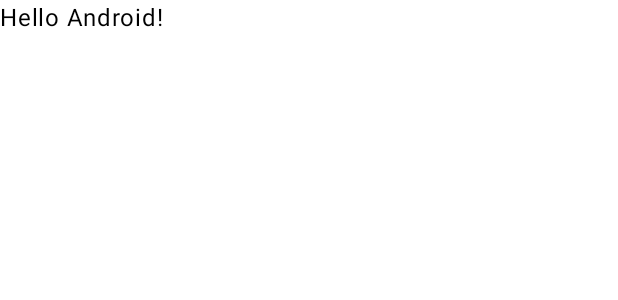
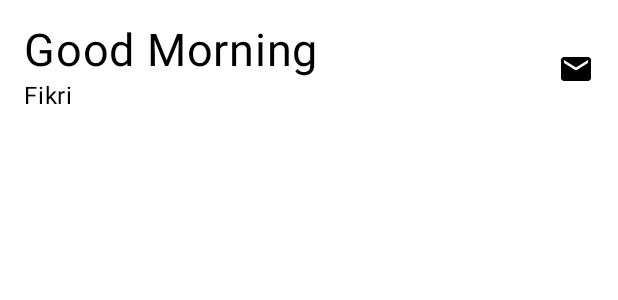
Before and after one commit to andiyulistyo/Belajar-Compose, an Android app built with Jetpack Compose: the @Preview function DefaultPreview, on a phone screen of 412 x 824 dp. Shown: the top 300 px of the screen. Run offline under Robolectric (Android 15) with nearby library versions, the phone set to English and light mode, and no system bars.

Commit message:
tambah compasable

```diff
--- a/app/src/main/AndroidManifest.xml
+++ b/app/src/main/AndroidManifest.xml
@@ -1,6 +1,6 @@
 <?xml version="1.0" encoding="utf-8"?>
 <manifest xmlns:android="http://schemas.android.com/apk/res/android"
-    xmlns:tools="http://schemas.android.com/tools">
+    xmlns:tools="http://schemas.android.com/tools" >
 
     <application
         android:allowBackup="true"
@@ -11,12 +11,12 @@
         android:roundIcon="@mipmap/ic_launcher_round"
         android:supportsRtl="true"
         android:theme="@style/Theme.BelajarCompose"
-        tools:targetApi="31">
+        tools:targetApi="31" >
         <activity
             android:name=".MainActivity"
             android:exported="true"
             android:label="@string/app_name"
-            android:theme="@style/Theme.BelajarCompose">
+            android:theme="@style/Theme.BelajarCompose" >
             <intent-filter>
                 <action android:name="android.intent.action.MAIN" />
 
--- a/app/src/main/java/com/qxy/belajarcompose/MainActivity.kt
+++ b/app/src/main/java/com/qxy/belajarcompose/MainActivity.kt
@@ -3,16 +3,23 @@ package com.qxy.belajarcompose
 import android.os.Bundle
 import androidx.activity.ComponentActivity
 import androidx.activity.compose.setContent
-import androidx.compose.foundation.layout.fillMaxSize
-import androidx.compose.material3.MaterialTheme
-import androidx.compose.material3.Surface
-import androidx.compose.material3.Text
+import androidx.compose.foundation.Image
+import androidx.compose.foundation.layout.*
+import androidx.compose.material.icons.Icons
+import androidx.compose.material.icons.filled.Email
+import androidx.compose.material3.*
 import androidx.compose.runtime.Composable
+import androidx.compose.ui.Alignment
 import androidx.compose.ui.Modifier
+import androidx.compose.ui.layout.ContentScale
+import androidx.compose.ui.res.painterResource
 import androidx.compose.ui.tooling.preview.Preview
+import androidx.compose.ui.unit.dp
+import androidx.compose.ui.unit.sp
 import com.qxy.belajarcompose.ui.theme.BelajarComposeTheme
 
 class MainActivity : ComponentActivity() {
+    @OptIn(ExperimentalMaterial3Api::class)
     override fun onCreate(savedInstanceState: Bundle?) {
         super.onCreate(savedInstanceState)
         setContent {
@@ -22,7 +29,12 @@ class MainActivity : ComponentActivity() {
                     modifier = Modifier.fillMaxSize(),
                     color = MaterialTheme.colorScheme.background
                 ) {
-                    Greeting("Android")
+                    Column {
+                        Greeting()
+                        ImageSlide()
+                        ImageSlide()
+                        ImageSlide()
+                    }
                 }
             }
         }
@@ -30,14 +42,57 @@ class MainActivity : ComponentActivity() {
 }
 
 @Composable
-fun Greeting(name: String) {
-    Text(text = "Hello $name!")
+fun ImageSlide() {
+    Box(
+        modifier = Modifier.padding(top = 8.dp)
+    ) {
+        Image(
+            painterResource(id = R.drawable.coffee),
+            modifier = Modifier
+                .fillMaxWidth()
+                .height(200.dp),
+            contentScale = ContentScale.Crop,
+            contentDescription = null
+        )
+        Column(
+            modifier = Modifier.padding(top = 20.dp, start = 15.dp)
+        ) {
+            Text(text = "Share Happiness", fontSize = 20.sp)
+            Text(text = "Buy One Get 1", fontSize = 16.sp)
+        }
+    }
+}
+
+@Composable
+fun Greeting() {
+    Row(
+        modifier = Modifier
+            .fillMaxWidth()
+            .padding(all = 16.dp),
+        horizontalArrangement = Arrangement.SpaceBetween,
+        verticalAlignment = Alignment.CenterVertically
+    ) {
+        Column() {
+            Text(
+                text = "Good Morning",
+                fontSize = 30.sp
+            )
+            Text(text = "Fikri")
+        }
+        Icon(Icons.Default.Email, contentDescription = "")
+    }
 }
 
 @Preview(showBackground = true)
 @Composable
 fun DefaultPreview() {
     BelajarComposeTheme {
-        Greeting("Android")
+        Greeting()
     }
 }
+
+@Preview(showBackground = true)
+@Composable
+fun ImageSlidePreview() {
+    ImageSlide()
+}
--- a/app/src/main/res/values/themes.xml
+++ b/app/src/main/res/values/themes.xml
@@ -1,5 +1,4 @@
 <?xml version="1.0" encoding="utf-8"?>
 <resources>
-
     <style name="Theme.BelajarCompose" parent="android:Theme.Material.Light.NoActionBar" />
 </resources>
```
Also changed, not shown: app/src/main/java/com/qxy/belajarcompose/ui/theme/Theme.kt (indentation only), 1 other file.
